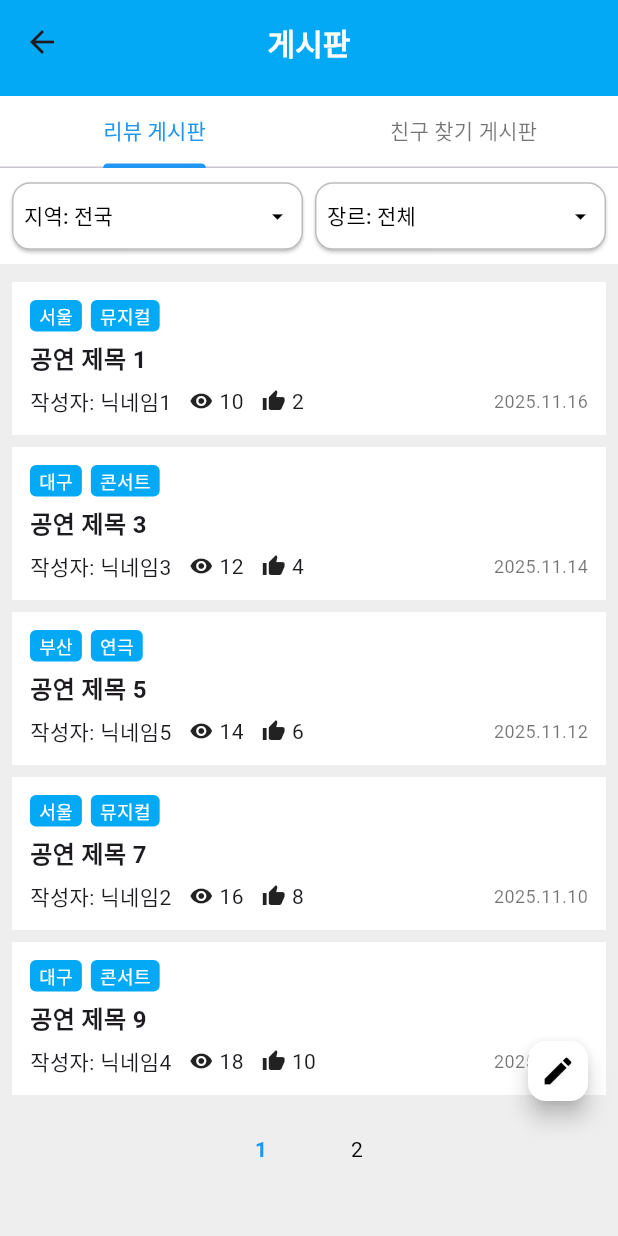
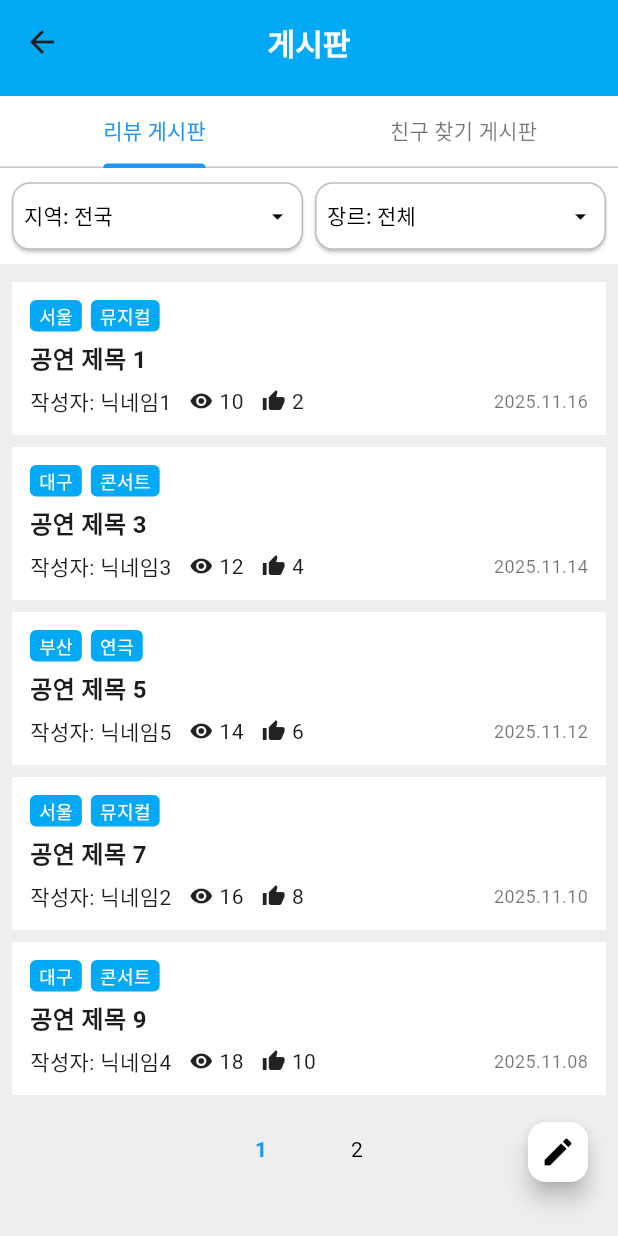
Before and after one commit to sss2013/osp-dartroll-project, a Flutter app: the BoardPage screen opened directly, on a phone screen of 412 x 824 dp. Run offline on Flutter 3.47's test engine with Material 3 defaults, Android fonts, the phone set to English and light mode, and no system bars; our stand-ins replace flutter_dotenv; missing offline and left inert: flutter_naver_login, kakao_flutter_sdk.

Commit message:
FAB safe position 수정, 하단바 가림 방지

```diff
--- a/lib/src/features/community/presentation/pages/board_page.dart
+++ b/lib/src/features/community/presentation/pages/board_page.dart
@@ -296,13 +296,13 @@ class _BoardPageState extends State<BoardPage> with SingleTickerProviderStateMix
           ),
         ],
       ),
-      floatingActionButton: Container(
-        margin: const EdgeInsets.only(bottom: 70), // 하단바 위로 띄우기
+      floatingActionButton: Padding(
+        padding: EdgeInsets.only(bottom: MediaQuery.of(context).padding.bottom + 16),
         child: FloatingActionButton(
           onPressed: _onWritePost,
-          backgroundColor: Colors.white, // 버튼 색상 흰색
-          foregroundColor: Colors.black, // 아이콘 색상
-          mini: true, // 크기 축소
+          backgroundColor: Colors.white,
+          foregroundColor: Colors.black,
+          mini: true,
           child: const Icon(Icons.edit),
         ),
       ),
```
